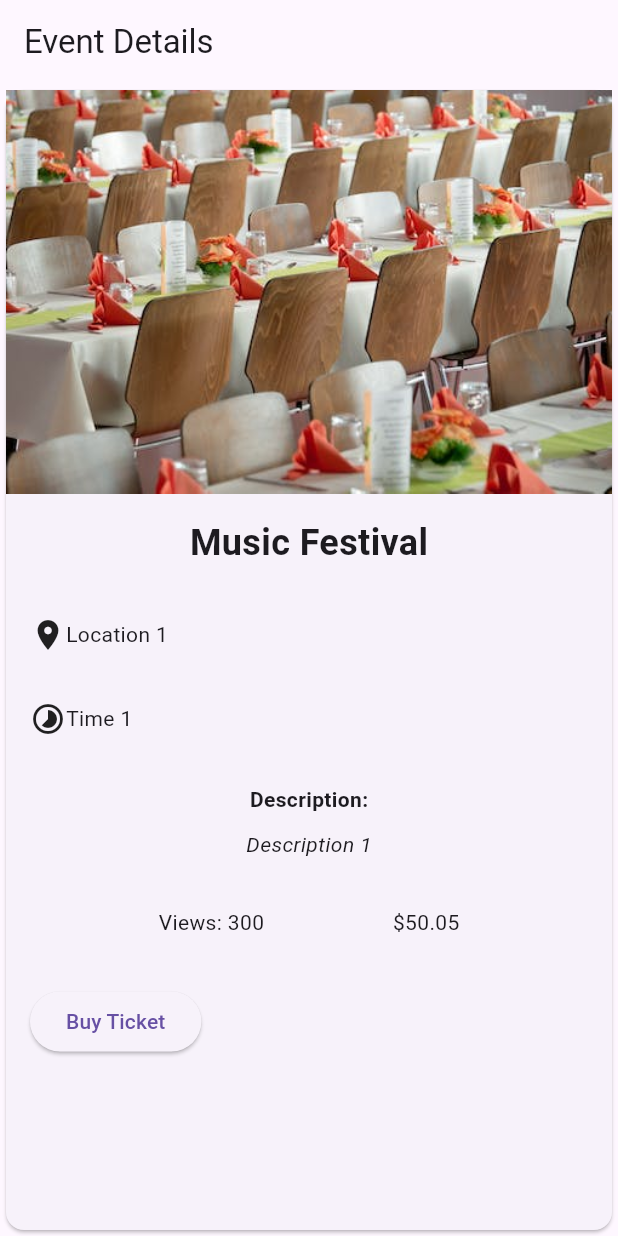
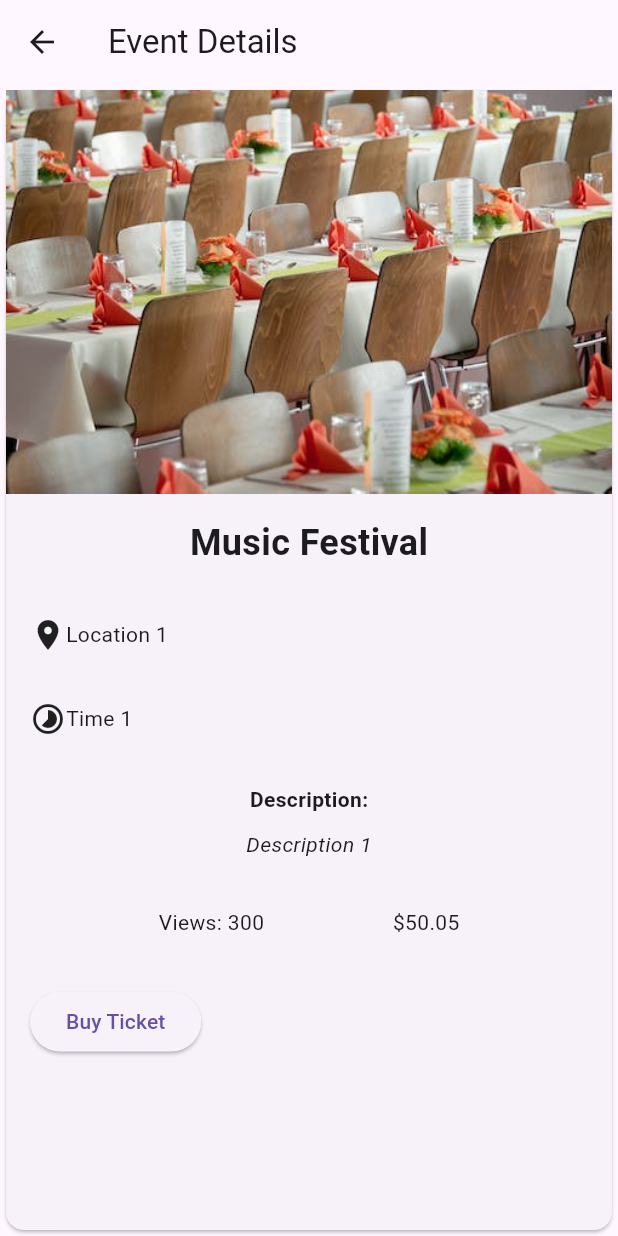
Before and after one commit to N-D-Duy/event-app, a Flutter app: the EventList screen opened directly, after a tap on "Music Festival", on a phone screen of 412 x 824 dp. Run offline on Flutter 3.47's test engine with Material 3 defaults, Android fonts, the phone set to English and light mode, and no system bars; our stand-ins replace flutter_svg.

Commit message:
update t3

```diff
--- a/lib/features/user/presentation/pages/main/search/event_details.dart
+++ b/lib/features/user/presentation/pages/main/search/event_details.dart
@@ -5,8 +5,9 @@ import 'package:flutter/material.dart';
 
 class EventDetails extends StatefulWidget {
   final Event _event;
-  EventDetails(this._event);
+  const EventDetails(this._event, {super.key});
   @override
+  // ignore: no_logic_in_create_state
   State<EventDetails> createState() => _EventDetailsState(_event);
 }
 
@@ -15,18 +16,12 @@ class _EventDetailsState extends State<EventDetails> {
 
   _EventDetailsState(this._event);
 
-  void _onButtonPressed() {
-    // Thực hiện thao tác đặt vé
-    print('Book Ticket');
-  }
 
   @override
   Widget build(BuildContext context) {
-    return MaterialApp(
-      title: 'Event Details',
-      home: Scaffold(
+    return Scaffold(
       appBar: AppBar(
-          title: Text('Event Details'),
+        title: const Text('Event Details'),
       ),
       body: Stack(
         children: [
@@ -43,7 +38,7 @@ class _EventDetailsState extends State<EventDetails> {
                   child: Center(
                     child: Text(
                       _event.name,
-                        style: TextStyle(
+                      style: const TextStyle(
                         fontSize: 24,
                         fontWeight: FontWeight.bold,
                       ),
@@ -54,7 +49,7 @@ class _EventDetailsState extends State<EventDetails> {
                   padding: const EdgeInsets.all(16),
                   child: Row(
                     children: [
-                        Icon(Icons.location_on),
+                      const Icon(Icons.location_on),
                       Text(
                         _event.location,
                       ),
@@ -65,7 +60,7 @@ class _EventDetailsState extends State<EventDetails> {
                   padding: const EdgeInsets.all(16),
                   child: Row(
                     children: [
-                        Icon(Icons.timelapse),
+                      const Icon(Icons.timelapse),
                       Text(
                         _event.time,
                       ),
@@ -74,10 +69,9 @@ class _EventDetailsState extends State<EventDetails> {
                 ),
                 Padding(
                   padding: const EdgeInsets.all(16),
-                    child: Container(
                   child: Column(
                     children: [
-                          Text(
+                      const Text(
                         'Description:',
                         style: TextStyle(
                           fontWeight: FontWeight.bold,
@@ -88,7 +82,7 @@ class _EventDetailsState extends State<EventDetails> {
                       ),
                       Text(
                         _event.description,
-                            style: TextStyle(
+                        style: const TextStyle(
                           fontWeight: FontWeight.normal,
                           fontStyle: FontStyle.italic,
                         ),
@@ -96,9 +90,8 @@ class _EventDetailsState extends State<EventDetails> {
                     ],
                   ),
                 ),
-                  ),
-                  Padding(
-                    padding: const EdgeInsets.all(16),
+                const Padding(
+                  padding: EdgeInsets.all(16),
                   child: Row(
                     mainAxisAlignment: MainAxisAlignment.spaceEvenly,
                     children: [
@@ -114,7 +107,7 @@ class _EventDetailsState extends State<EventDetails> {
                 Padding(
                   padding: const EdgeInsets.all(16),
                   child: ElevatedButton(
-                      child: Text('Buy Ticket'),
+                    child: const Text('Buy Ticket'),
                     onPressed: () {},
                   ),
                 ),
@@ -122,7 +115,6 @@ class _EventDetailsState extends State<EventDetails> {
             ),
           ),
         ],
-        ),
       ),
     );
   }
--- a/lib/features/user/presentation/pages/main/search/search_page.dart
+++ b/lib/features/user/presentation/pages/main/search/search_page.dart
@@ -1,6 +1,7 @@
 import 'package:event_app/features/user/data/datasources/local/data.dart';
 import 'package:event_app/features/user/data/models/category.dart';
 import 'package:event_app/features/user/data/models/event.dart';
+import 'package:event_app/features/user/presentation/pages/main/search/event_details.dart';
 import 'package:event_app/features/user/presentation/widgets/my_search_delegate.dart';
 import 'package:flutter/material.dart';
 
@@ -22,8 +23,6 @@ class _SearchScreenState extends State<SearchScreen> {
     categories = Category.values
         .map((e) => pattern.firstMatch(e.toString())?.group(1) ?? '')
         .toList();
-
-
   }
 
   @override
@@ -113,8 +112,11 @@ class _SearchScreenState extends State<SearchScreen> {
                       return ListTile(
                         title: Text(showList[index].name),
                         onTap: () {
-                          Navigator.pushNamed(context, '/event_details',
-                              arguments: showList[index]);
+                          Navigator.push(
+                              context,
+                              MaterialPageRoute(
+                                  builder: (context) =>
+                                      EventDetails(showList[index])));
                         },
                       );
                     },
--- a/lib/features/user/presentation/widgets/author.dart
+++ b/lib/features/user/presentation/widgets/author.dart
@@ -1,13 +1,13 @@
 import 'package:flutter/material.dart';
-import 'package:flutter/widgets.dart';
 
-class Author extends StatelessWidget{
+class Author extends StatelessWidget {
+  const Author({super.key});
+
   @override
   Widget build(BuildContext context) {
-    // TODO: implement build
     return Container(
       height: 150,
-      color : Colors.red,
+      color: Colors.red,
     );
   }
 }
--- a/lib/features/user/presentation/widgets/event_list.dart
+++ b/lib/features/user/presentation/widgets/event_list.dart
@@ -35,10 +35,13 @@ class _EventListState extends State<EventList> {
           child: AspectRatio(
               aspectRatio: 2 / 3,
               child: GestureDetector(
-                child: Container(
                 child: Column(children: [
                   Expanded(
                     child: Container(
+                      width: 250,
+                      height: 250,
+                      decoration: BoxDecoration(
+                          borderRadius: BorderRadius.circular(30)),
                       child: ClipRRect(
                           borderRadius: BorderRadius.circular(10),
                           clipBehavior: Clip.hardEdge,
@@ -46,22 +49,17 @@ class _EventListState extends State<EventList> {
                             Data.eventList[index].image,
                             fit: BoxFit.cover,
                           )),
-                        width: 250,
-                        height: 250,
-                        decoration: BoxDecoration(
-                            borderRadius: BorderRadius.circular(30)),
                     ),
                   ),
                   Text(Data.eventList[index].name),
                 ]),
-                ),
                 onTap: () {
                   _onPressButton(Data.eventList[index]);
                 },
               )),
         );
       },
-      gridDelegate: SliverGridDelegateWithFixedCrossAxisCount(
+      gridDelegate: const SliverGridDelegateWithFixedCrossAxisCount(
         crossAxisCount: 2,
         mainAxisSpacing: 10,
         crossAxisSpacing: 10,
--- a/lib/features/user/presentation/widgets/timeline.dart
+++ b/lib/features/user/presentation/widgets/timeline.dart
@@ -1,9 +1,10 @@
 import 'package:flutter/material.dart';
 
 class Timeline extends StatelessWidget{
+  const Timeline({super.key});
+
   @override
   Widget build(BuildContext context) {
-    // TODO: implement build
     return Container(
       height: 150,
       color : Colors.blue,
```
Lines whose indentation alone changed are shown as unchanged.
